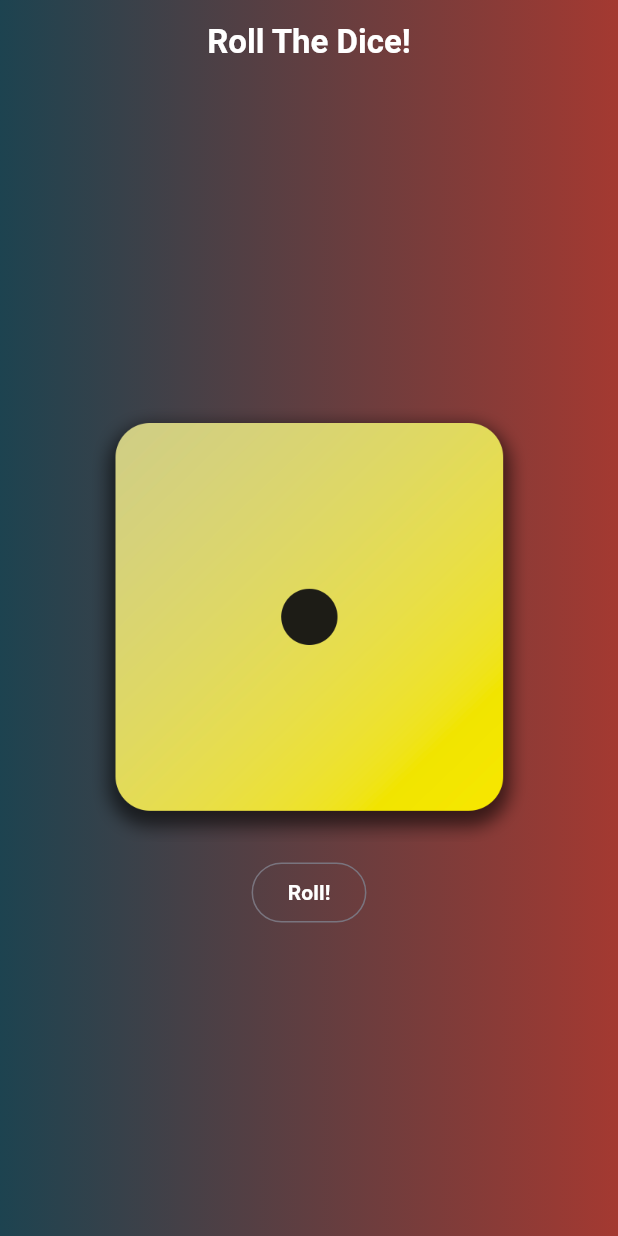
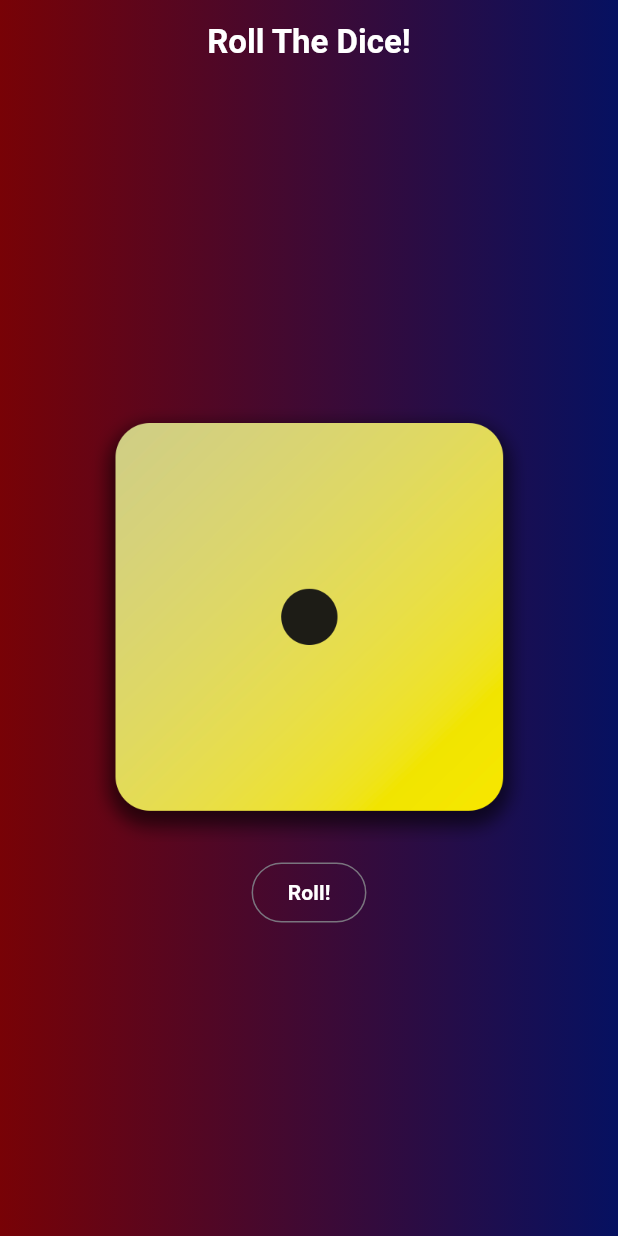
Before and after one commit to perpetualcuriosity/flutter-dice-roll, a Flutter app: the screen it shows after launch, on a phone screen of 412 x 824 dp. Run offline on Flutter 3.47's test engine with Material 3 defaults, Android fonts, the phone set to English and light mode, and no system bars.

Commit message:
Man Of Steel gradient decided, App Development Hereby Complete, Last Step: README.md

```diff
--- a/flutter_dice_roll/lib/diceroll_scaffold.dart
+++ b/flutter_dice_roll/lib/diceroll_scaffold.dart
@@ -8,7 +8,7 @@ class Scaff extends StatefulWidget {
 }
 
 class _Scaff extends State<Scaff> {
-  List<Color> col = [Color(0xff1d4350), Color(0xffa43931)];
+  List<Color> col = [Color(0xff780206), Color(0xff061161)];
   String path = 'lib/assets/1.png';
   @override
   Widget build(BuildContext context) {
```
